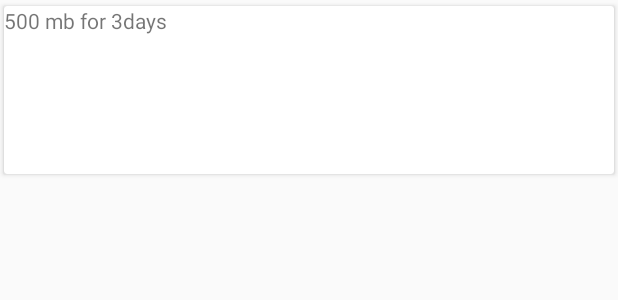
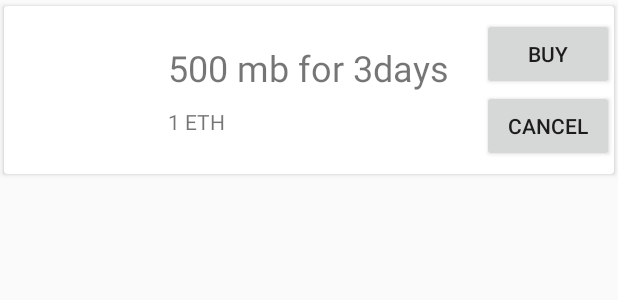
Before and after one commit to imraniot/digitalshop, an Android app: the layout activity_product_page.xml on its own in the app's theme, with its tools: preview values and no code run, on a phone screen of 412 x 824 dp. Shown: the top 300 px of the screen. Run offline under Robolectric (Android 15) with nearby library versions, the light colour scheme and no system bars.

Commit message:
Added one product

```diff
--- a/app/src/main/res/layout/activity_product_page.xml
+++ b/app/src/main/res/layout/activity_product_page.xml
@@ -23,11 +23,56 @@
                 app:cardUseCompatPadding="true"
                 >
 
-                <TextView
+
+
+                <LinearLayout
                     android:layout_width="wrap_content"
                     android:layout_height="wrap_content"
-                    android:text="500 mb for 3days"
-                    />
+                    android:orientation="vertical"
+
+                    android:layout_gravity="center"
+                    >
+
+
+                    <TextView
+                        android:layout_width="wrap_content"
+                        android:layout_height="wrap_content"
+                        android:text="500 mb for 3days"
+                        android:textSize="24dp"
+                        />
+                    <TextView
+                        android:layout_width="wrap_content"
+                        android:layout_height="wrap_content"
+                        android:layout_marginTop="10dp"
+                        android:text="1 ETH"
+                        />
+
+
+                </LinearLayout>
+
+                <LinearLayout
+                    android:layout_width="wrap_content"
+                    android:layout_height="match_parent"
+                    android:orientation="vertical"
+                    android:gravity="center"
+                    android:layout_gravity="end"
+                    >
+
+                    <Button
+                        android:layout_width="wrap_content"
+                        android:layout_height="wrap_content"
+                        android:text="Buy"
+
+                        />
+
+                    <Button
+                        android:layout_width="wrap_content"
+                        android:layout_height="wrap_content"
+                        android:text="Cancel"
+                        />
+
+                </LinearLayout>
+
 
             </android.support.v7.widget.CardView>
 
```
